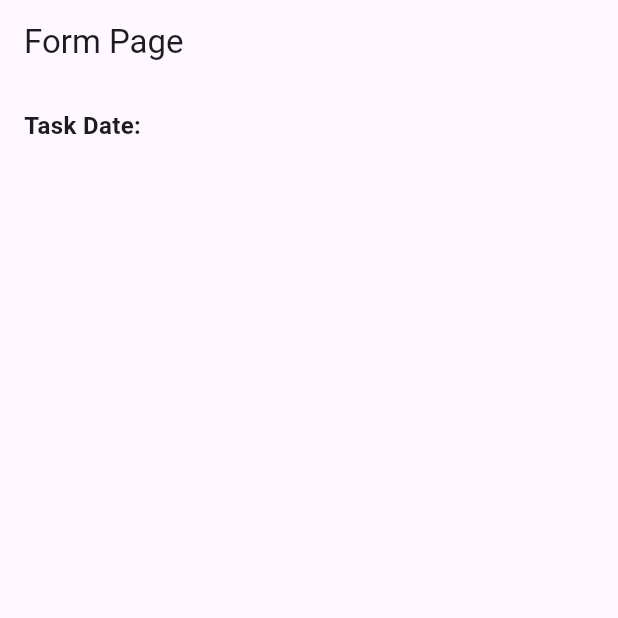
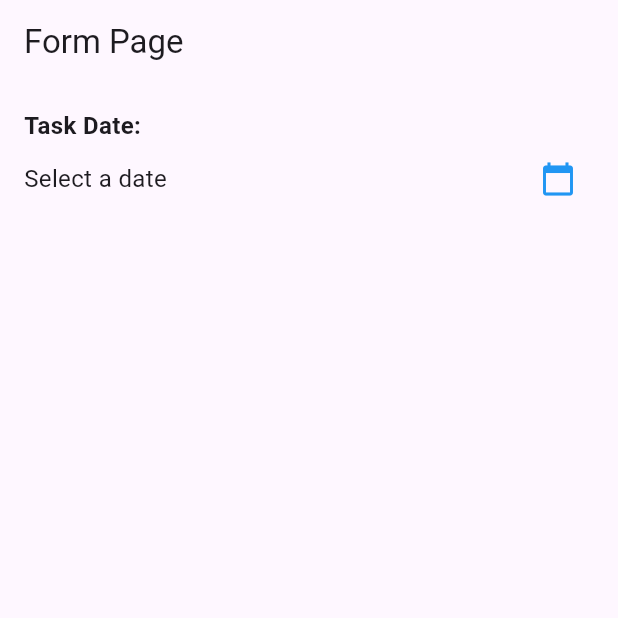
Before and after one commit to Abdurrafi07/TodoApp_0103, a Flutter app: the screen it shows after launch, on a phone screen of 412 x 824 dp, the top half of it. Run offline on Flutter 3.47's test engine with Material 3 defaults, Android fonts, the phone set to English and light mode, and no system bars.

Commit message:
Menambahkan calendar untuk memilih tanggal

```diff
--- a/lib/task_page.dart
+++ b/lib/task_page.dart
@@ -24,6 +24,27 @@ class _TaskPageState extends State<TaskPage> {
               "Task Date:",
               style: TextStyle(fontSize: 16, fontWeight: FontWeight.bold),
             ),
+            Row(
+              children: [
+                Expanded(
+                  child: Column(
+                    crossAxisAlignment: CrossAxisAlignment.start,
+                    children: [
+                      Text(
+                        _selectedDate == null
+                            ? "Select a date"
+                            : "${_selectedDate!.day}-${_selectedDate!.month}-${_selectedDate!.year} ${_selectedDate!.hour}:${_selectedDate!.minute}",
+                        style: const TextStyle(fontSize: 16),
+                      ),
+                    ],
+                  ),
+                ),
+                IconButton(
+                  icon: const Icon(Icons.calendar_today, color: Colors.blue),
+                  onPressed: () => _pickDate(context),
+                ),
+              ],
+            ),
           ],
         ),
       ),
```
